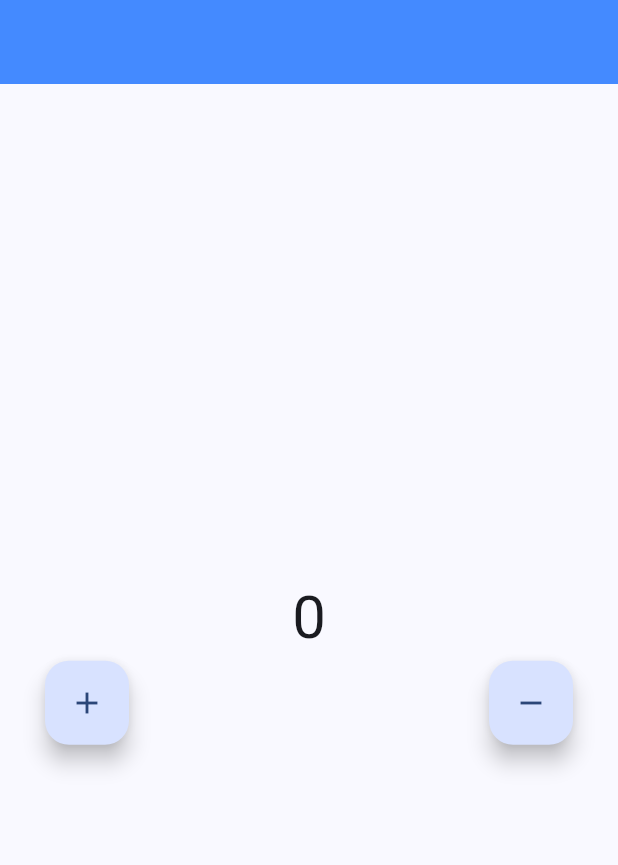
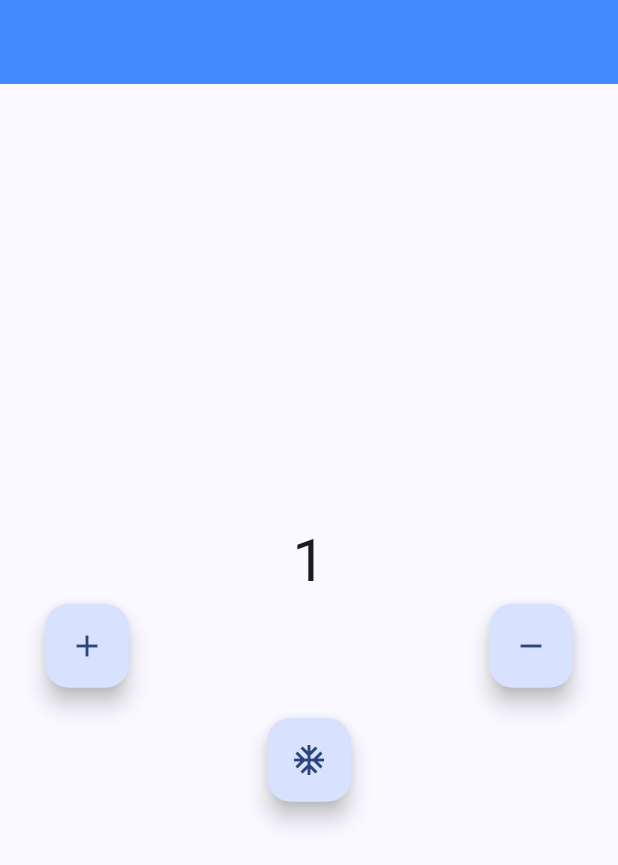
Before and after one commit to DefenShahria/bloc-State-management-, a Flutter app: the screen it shows after launch, after a tap on the "add" icon, on a phone screen of 412 x 824 dp. Shown: the top 865 px of the screen. Run offline on Flutter 3.47's test engine with Material 3 defaults, Android fonts, the phone set to English and light mode, and no system bars; our stand-ins replace bloc, flutter_bloc.

```diff
--- a/lib/counter_cubit.dart
+++ b/lib/counter_cubit.dart
@@ -1,18 +1,30 @@
 import 'package:bloc/bloc.dart';
 import 'counter_state.dart';
 
-class CounterCubit extends Cubit<int>{
+class CounterCubit extends Cubit<CounterState>{
 
-  CounterCubit() : super(0);
+  CounterCubit() : super(CounterInitialState());
 
 
 
+  int counter = 0 ;
   void increment(){
-    state + 1;
+    counter ++ ;
+    emit(IncrementState(obj: 'Bartase'));
   }
 
   void decrement(){
-    state - 1;
+    counter -- ;
+    emit(DecrementState(obj: 'Komtase'));
+  }
+
+  void navigate(){
+    if(counter < 10){
+      counter ++;
+    }else{
+      counter --;
+    }
+    emit(NewscreenState(obj: 'Notun page', count: counter));
   }
 
 }
--- a/lib/counter_state.dart
+++ b/lib/counter_state.dart
@@ -3,3 +3,23 @@ import 'package:bloc/bloc.dart';
 abstract class CounterState{}
 
 class CounterInitialState extends CounterState{}
+
+class IncrementState extends CounterState{
+  final String obj;
+
+  IncrementState({required this.obj});
+}
+
+class DecrementState extends CounterState{
+  final String obj;
+
+  DecrementState({required this.obj});
+}
+
+class NewscreenState extends CounterState{
+  final String obj;
+  final int count;
+
+  NewscreenState({required this.obj,required this.count});
+
+}
--- a/lib/home_page.dart
+++ b/lib/home_page.dart
@@ -1,4 +1,8 @@
+import 'package:block_code/counter_cubit.dart';
+import 'package:block_code/counter_state.dart';
+import 'package:block_code/new_screen.dart';
 import 'package:flutter/material.dart';
+import 'package:flutter_bloc/flutter_bloc.dart';
 
 class MyHomePage extends StatelessWidget {
   const MyHomePage({super.key});
@@ -10,18 +14,48 @@ class MyHomePage extends StatelessWidget {
         backgroundColor: Colors.blueAccent,
       ),
       body: Padding(
-        padding: const EdgeInsets.all(30.0),
-        child: Column(
-          mainAxisAlignment: MainAxisAlignment.center,
+        padding: EdgeInsets.all(30.0),
+        child: Column(mainAxisAlignment: MainAxisAlignment.center,
           children: [
-            Text('0',style: TextStyle(fontSize: 40),),
-            Row(
-              mainAxisAlignment: MainAxisAlignment.spaceBetween,
-              children: [
-                FloatingActionButton(onPressed: (){},child: Icon(Icons.add),),
-                FloatingActionButton(onPressed: (){},child: Icon(Icons.remove),),
-              ],
+            BlocConsumer<CounterCubit , CounterState>(
+              listener: (context,state){
+                if(state is IncrementState){
+                  print(state.obj);
+                }else if( state is DecrementState){
+                  print(state.obj);
+                }else if(state is NewscreenState){
+                  if(state.count == 10){
+                    print(state.obj);
+                    Navigator.of(context).push(MaterialPageRoute(builder: (_)=> NewScreen()));
+                  }
+                }
+              },
+              builder: (BuildContext context, state) {
+                print(state);
+                return Text('${BlocProvider.of<CounterCubit>(context).counter}',style: const TextStyle(fontSize: 40),);
+              },
             ),
+          Column(
+            mainAxisAlignment: MainAxisAlignment.center,
+            children: [
+
+              Row(
+                mainAxisAlignment: MainAxisAlignment.spaceBetween,
+                children: [
+                  FloatingActionButton(onPressed: (){
+                    BlocProvider.of<CounterCubit>(context).increment();
+                  },child: const Icon(Icons.add),),
+                  FloatingActionButton(onPressed: (){
+                    BlocProvider.of<CounterCubit>(context).decrement();
+                  },child: const Icon(Icons.remove),),
+                ],
+              ),
+              SizedBox(height: 20,),
+              FloatingActionButton(onPressed: (){
+                BlocProvider.of<CounterCubit>(context).navigate();
+              },child: const Icon(Icons.ac_unit),),
+            ],
+          ),
           ],
         ),
       ),
```
Also changed, not shown: lib/new_screen.dart (added, +18 -0 lines).
